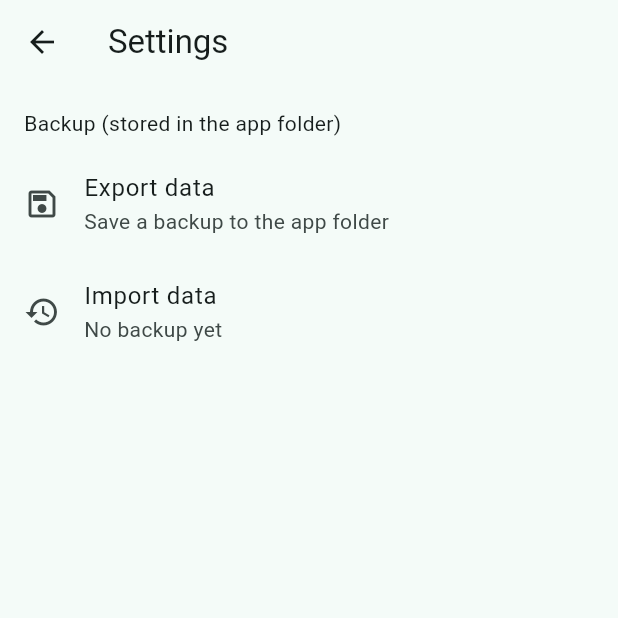
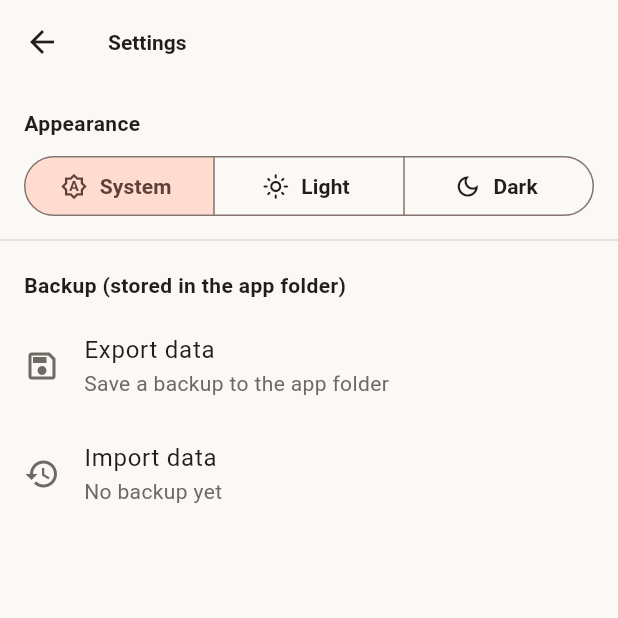
Before and after one commit to wernertimothy/fintr, a Flutter app: the screen it shows after launch, after a tap on the "settings" icon, on a phone screen of 412 x 824 dp, the top half of it. Run offline on Flutter 3.47's test engine with Material 3 defaults, Android fonts, the phone set to English and light mode, and no system bars.

Commit message:
fix appearance

```diff
--- a/lib/data/finance_repository.dart
+++ b/lib/data/finance_repository.dart
@@ -43,10 +43,24 @@ class FinanceRepository extends ChangeNotifier {
   List<Category> _categories = [];
   List<ExpenseItem> _items = [];
   late String _activeMonth = monthKey(DateTime.now());
+  ThemeMode _themeMode = ThemeMode.system;
 
   List<Category> get categories => List.unmodifiable(_categories);
   List<ExpenseItem> get items => List.unmodifiable(_items);
   String get activeMonth => _activeMonth;
+  ThemeMode get themeMode => _themeMode;
+
+  static ThemeMode _themeModeFromString(String value) => switch (value) {
+        'light' => ThemeMode.light,
+        'dark' => ThemeMode.dark,
+        _ => ThemeMode.system,
+      };
+
+  static String _themeModeToString(ThemeMode mode) => switch (mode) {
+        ThemeMode.light => 'light',
+        ThemeMode.dark => 'dark',
+        ThemeMode.system => 'system',
+      };
 
   /// `YYYY-MM` key for a date.
   static String monthKey(DateTime date) =>
@@ -63,6 +77,7 @@ class FinanceRepository extends ChangeNotifier {
     final data = await _storage.load();
     _categories = data.categories;
     _items = data.items;
+    _themeMode = _themeModeFromString(data.themeMode);
     if (data.isEmpty) {
       _categories = _seedCategories();
       await _persist();
@@ -71,8 +86,21 @@ class FinanceRepository extends ChangeNotifier {
   }
 
   Future<void> _persist() => _storage.save(
-        AppData(categories: _categories, items: _items),
+        AppData(
+          categories: _categories,
+          items: _items,
+          themeMode: _themeModeToString(_themeMode),
+        ),
       );
+
+  // --- appearance ----------------------------------------------------------
+
+  Future<void> setThemeMode(ThemeMode mode) async {
+    if (mode == _themeMode) return;
+    _themeMode = mode;
+    await _persist();
+    notifyListeners();
+  }
 
   // --- month navigation ----------------------------------------------------
 
@@ -98,14 +126,12 @@ class FinanceRepository extends ChangeNotifier {
     required String name,
     required double monthlyLimit,
     required int colorValue,
-    required int iconCodePoint,
   }) async {
     final category = Category(
       id: _uuid.v4(),
       name: name,
       monthlyLimit: monthlyLimit,
       colorValue: colorValue,
-      iconCodePoint: iconCodePoint,
     );
     _categories = [..._categories, category];
     await _persist();
@@ -224,7 +250,11 @@ class FinanceRepository extends ChangeNotifier {
   /// dataset (atomic write — tmp + rename) and returns it. Stays entirely
   /// within the app's local folder; no OS share sheet.
   Future<File> exportToFile(Directory dir) async {
-    final data = AppData(categories: _categories, items: _items);
+    final data = AppData(
+      categories: _categories,
+      items: _items,
+      themeMode: _themeModeToString(_themeMode),
+    );
     final file = backupFile(dir);
     final tmp = File('${file.path}.tmp');
     await tmp.writeAsString(jsonEncode(data.toJson()), flush: true);
@@ -242,6 +272,7 @@ class FinanceRepository extends ChangeNotifier {
     final data = AppData.fromJson(decoded);
     _categories = data.categories;
     _items = data.items;
+    _themeMode = _themeModeFromString(data.themeMode);
     await _persist();
     notifyListeners();
   }
@@ -254,21 +285,18 @@ class FinanceRepository extends ChangeNotifier {
           name: 'Food',
           monthlyLimit: 1000,
           colorValue: Colors.green.toARGB32(),
-          iconCodePoint: Icons.restaurant.codePoint,
         ),
         Category(
           id: _uuid.v4(),
           name: 'Transport',
           monthlyLimit: 400,
           colorValue: Colors.blue.toARGB32(),
-          iconCodePoint: Icons.directions_bus.codePoint,
         ),
         Category(
           id: _uuid.v4(),
           name: 'Leisure',
           monthlyLimit: 300,
           colorValue: Colors.purple.toARGB32(),
-          iconCodePoint: Icons.local_activity.codePoint,
         ),
       ];
 }
--- a/lib/main.dart
+++ b/lib/main.dart
@@ -4,6 +4,7 @@ import 'package:provider/provider.dart';
 import 'data/finance_repository.dart';
 import 'data/json_file_storage.dart';
 import 'screens/dashboard_screen.dart';
+import 'theme.dart';
 
 Future<void> main() async {
   WidgetsFlutterBinding.ensureInitialized();
@@ -21,13 +22,14 @@ class FintrApp extends StatelessWidget {
   Widget build(BuildContext context) {
     return ChangeNotifierProvider.value(
       value: repository,
-      child: MaterialApp(
-        title: 'Fintr',
-        theme: ThemeData(
-          colorScheme: ColorScheme.fromSeed(seedColor: Colors.teal),
-          useMaterial3: true,
+      child: Consumer<FinanceRepository>(
+        builder: (context, repo, _) => MaterialApp(
+          title: 'Fintr',
+          theme: AppTheme.light,
+          darkTheme: AppTheme.dark,
+          themeMode: repo.themeMode,
+          home: const DashboardScreen(),
         ),
-        home: const DashboardScreen(),
       ),
     );
   }
--- a/lib/models/app_data.dart
+++ b/lib/models/app_data.dart
@@ -10,6 +10,7 @@ class AppData {
     this.version = currentVersion,
     List<Category>? categories,
     List<ExpenseItem>? items,
+    this.themeMode = 'system',
   })  : categories = categories ?? [],
         items = items ?? [];
 
@@ -19,12 +20,16 @@ class AppData {
   final List<Category> categories;
   final List<ExpenseItem> items;
 
+  /// User's theme preference: `system`, `light`, or `dark`.
+  final String themeMode;
+
   bool get isEmpty => categories.isEmpty && items.isEmpty;
 
   Map<String, dynamic> toJson() => {
         'version': version,
         'categories': categories.map((c) => c.toJson()).toList(),
         'items': items.map((i) => i.toJson()).toList(),
+        'themeMode': themeMode,
       };
 
   factory AppData.fromJson(Map<String, dynamic> json) => AppData(
@@ -35,5 +40,6 @@ class AppData {
         items: (json['items'] as List<dynamic>? ?? [])
             .map((e) => ExpenseItem.fromJson(e as Map<String, dynamic>))
             .toList(),
+        themeMode: json['themeMode'] as String? ?? 'system',
       );
 }
--- a/lib/models/category.dart
+++ b/lib/models/category.dart
@@ -8,7 +8,6 @@ class Category {
     required this.name,
     required this.monthlyLimit,
     required this.colorValue,
-    required this.iconCodePoint,
   });
 
   final String id;
@@ -18,26 +17,18 @@ class Category {
   /// ARGB color stored as an int so it serializes trivially to JSON.
   final int colorValue;
 
-  /// Material icon code point (e.g. [Icons.fastfood].codePoint).
-  final int iconCodePoint;
-
   Color get color => Color(colorValue);
-
-  // ignore: non_const_argument_for_const_parameter
-  IconData get icon => IconData(iconCodePoint, fontFamily: 'MaterialIcons');
 
   Category copyWith({
     String? name,
     double? monthlyLimit,
     int? colorValue,
-    int? iconCodePoint,
   }) {
     return Category(
       id: id,
       name: name ?? this.name,
       monthlyLimit: monthlyLimit ?? this.monthlyLimit,
       colorValue: colorValue ?? this.colorValue,
-      iconCodePoint: iconCodePoint ?? this.iconCodePoint,
     );
   }
 
@@ -46,7 +37,6 @@ class Category {
         'name': name,
         'monthlyLimit': monthlyLimit,
         'colorValue': colorValue,
-        'iconCodePoint': iconCodePoint,
       };
 
   factory Category.fromJson(Map<String, dynamic> json) => Category(
@@ -54,7 +44,6 @@ class Category {
         name: json['name'] as String,
         monthlyLimit: (json['monthlyLimit'] as num).toDouble(),
         colorValue: json['colorValue'] as int,
-        iconCodePoint: json['iconCodePoint'] as int,
       );
 
   @override
@@ -63,10 +52,8 @@ class Category {
       other.id == id &&
       other.name == name &&
       other.monthlyLimit == monthlyLimit &&
-      other.colorValue == colorValue &&
-      other.iconCodePoint == iconCodePoint;
+      other.colorValue == colorValue;
 
   @override
-  int get hashCode =>
-      Object.hash(id, name, monthlyLimit, colorValue, iconCodePoint);
+  int get hashCode => Object.hash(id, name, monthlyLimit, colorValue);
 }
--- a/lib/screens/dashboard_screen.dart
+++ b/lib/screens/dashboard_screen.dart
@@ -21,7 +21,7 @@ class DashboardScreen extends StatelessWidget {
 
     return Scaffold(
       appBar: AppBar(
-        title: const Text('Fintr'),
+        title: const Text('fintr'),
         actions: [
           IconButton(
             icon: const Icon(Icons.category_outlined),
--- a/lib/screens/settings_screen.dart
+++ b/lib/screens/settings_screen.dart
@@ -95,7 +95,19 @@ class _SettingsScreenState extends State<SettingsScreen> {
         children: [
           const Padding(
             padding: EdgeInsets.fromLTRB(16, 16, 16, 8),
-            child: Text('Backup (stored in the app folder)'),
+            child: Text(
+              'Appearance',
+              style: TextStyle(fontWeight: FontWeight.bold),
+            ),
+          ),
+          const _ThemeModeSelector(),
+          const Divider(height: 24),
+          const Padding(
+            padding: EdgeInsets.fromLTRB(16, 8, 16, 8),
+            child: Text(
+              'Backup (stored in the app folder)',
+              style: TextStyle(fontWeight: FontWeight.bold),
+            ),
           ),
           ListTile(
             leading: const Icon(Icons.save_outlined),
@@ -124,3 +136,39 @@ class _SettingsScreenState extends State<SettingsScreen> {
     );
   }
 }
+
+/// System / Light / Dark theme picker wired to the repository.
+class _ThemeModeSelector extends StatelessWidget {
+  const _ThemeModeSelector();
+
+  @override
+  Widget build(BuildContext context) {
+    final repo = context.watch<FinanceRepository>();
+    return Padding(
+      padding: const EdgeInsets.symmetric(horizontal: 16),
+      child: SegmentedButton<ThemeMode>(
+        segments: const [
+          ButtonSegment(
+            value: ThemeMode.system,
+            label: Text('System'),
+            icon: Icon(Icons.brightness_auto_outlined),
+          ),
+          ButtonSegment(
+            value: ThemeMode.light,
+            label: Text('Light'),
+            icon: Icon(Icons.light_mode_outlined),
+          ),
+          ButtonSegment(
+            value: ThemeMode.dark,
+            label: Text('Dark'),
+            icon: Icon(Icons.dark_mode_outlined),
+          ),
+        ],
+        selected: {repo.themeMode},
+        showSelectedIcon: false,
+        onSelectionChanged: (selection) =>
+            repo.setThemeMode(selection.first),
+      ),
+    );
+  }
+}
--- /dev/null
+++ b/lib/theme.dart
@@ -0,0 +1,99 @@
+import 'package:flutter/material.dart';
+
+/// Light + dark themes using Claude's palette: a warm cream off-white, a warm
+/// dark grey, and the signature coral accent.
+class AppTheme {
+  AppTheme._();
+
+  // Brand accent (Claude coral / clay).
+  static const Color _coral = Color(0xFFD97757);
+
+  // Light — warm off-white / cream.
+  static const Color _creamSurface = Color(0xFFFAF9F5); // scaffold
+  static const Color _inkLight = Color(0xFF1F1E1D); // text
+  static const Color _inkLightMuted = Color(0xFF6B6A63); // secondary text
+
+  // Dark — warm dark grey.
+  static const Color _greySurface = Color(0xFF262624); // scaffold
+  static const Color _inkDark = Color(0xFFF2F0E9); // off-white text
+  static const Color _inkDarkMuted = Color(0xFFBFBDB4); // secondary text
+
+  static const Color _error = Color(0xFFBA1A1A);
+
+  static final ColorScheme _lightScheme =
+      ColorScheme.fromSeed(seedColor: _coral, brightness: Brightness.light)
+          .copyWith(
+    primary: _coral,
+    onPrimary: Colors.white,
+    secondary: _coral,
+    onSecondary: Colors.white,
+    error: _error,
+    surface: _creamSurface,
+    onSurface: _inkLight,
+    onSurfaceVariant: _inkLightMuted,
+    surfaceContainerLowest: const Color(0xFFFFFFFF),
+    surfaceContainerLow: const Color(0xFFF5F3EC),
+    surfaceContainer: const Color(0xFFF0EEE6),
+    surfaceContainerHigh: const Color(0xFFEAE8DF),
+    surfaceContainerHighest: const Color(0xFFE4E2D8), // progress track
+    outlineVariant: const Color(0xFFDCDACF),
+  );
+
+  static final ColorScheme _darkScheme =
+      ColorScheme.fromSeed(seedColor: _coral, brightness: Brightness.dark)
+          .copyWith(
+    primary: _coral,
+    onPrimary: const Color(0xFF1F1E1D),
+    secondary: _coral,
+    onSecondary: const Color(0xFF1F1E1D),
+    error: const Color(0xFFFFB4AB),
+    surface: _greySurface,
+    onSurface: _inkDark,
+    onSurfaceVariant: _inkDarkMuted,
+    surfaceContainerLowest: const Color(0xFF1C1B1A),
+    surfaceContainerLow: const Color(0xFF2B2A28),
+    surfaceContainer: const Color(0xFF302F2D),
+    surfaceContainerHigh: const Color(0xFF3A3937),
+    surfaceContainerHighest: const Color(0xFF45443F), // progress track
+    outlineVariant: const Color(0xFF45443F),
+  );
+
+  static ThemeData get light => _build(_lightScheme);
+  static ThemeData get dark => _build(_darkScheme);
+
+  static ThemeData _build(ColorScheme scheme) {
+    final base = ThemeData(useMaterial3: true, colorScheme: scheme);
+
+    // Bold all titles, headlines, and labels (headers throughout the app).
+    TextStyle? bold(TextStyle? s) => s?.copyWith(fontWeight: FontWeight.bold);
+    final textTheme = base.textTheme.copyWith(
+      headlineLarge: bold(base.textTheme.headlineLarge),
+      headlineMedium: bold(base.textTheme.headlineMedium),
+      headlineSmall: bold(base.textTheme.headlineSmall),
+      titleLarge: bold(base.textTheme.titleLarge),
+      titleMedium: bold(base.textTheme.titleMedium),
+      titleSmall: bold(base.textTheme.titleSmall),
+      labelLarge: bold(base.textTheme.labelLarge),
+    );
+
+    return base.copyWith(
+      scaffoldBackgroundColor: scheme.surface,
+      textTheme: textTheme,
+      appBarTheme: AppBarTheme(
+        backgroundColor: scheme.surface,
+        foregroundColor: scheme.onSurface,
+        elevation: 0,
+        scrolledUnderElevation: 0,
+        titleTextStyle: textTheme.titleLarge?.copyWith(color: scheme.onSurface),
+      ),
+      cardTheme: CardThemeData(
+        color: scheme.surfaceContainerLow,
+        elevation: 0,
+        shape: RoundedRectangleBorder(
+          borderRadius: BorderRadius.circular(16),
+        ),
+      ),
+      dividerTheme: DividerThemeData(color: scheme.outlineVariant),
+    );
+  }
+}
--- a/lib/widgets/category_progress_tile.dart
+++ b/lib/widgets/category_progress_tile.dart
@@ -41,8 +41,6 @@ class CategoryProgressTile extends StatelessWidget {
           children: [
             Row(
               children: [
-                Icon(category.icon, color: category.color, size: 22),
-                const SizedBox(width: 12),
                 Expanded(
                   child: Text(
                     category.name,
@@ -50,11 +48,6 @@ class CategoryProgressTile extends StatelessWidget {
                     overflow: TextOverflow.ellipsis,
                   ),
                 ),
-                if (over) ...[
-                  Icon(Icons.warning_amber_rounded,
-                      color: theme.colorScheme.error, size: 18),
-                  const SizedBox(width: 4),
-                ],
                 Text(
                   '${formatMoney(progress.spent)} / ${formatMoney(progress.limit)}',
                   style: theme.textTheme.bodyMedium?.copyWith(
```
Also changed, not shown: lib/screens/add_edit_category_screen.dart (+1 -83 lines), lib/screens/add_edit_item_screen.dart (+8 -1 lines), lib/screens/categories_screen.dart (+7 -3 lines), 3 other files.
